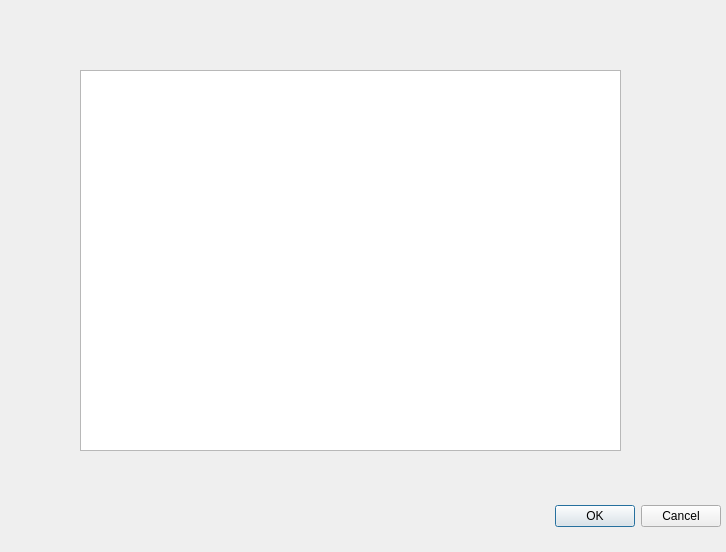
Old version of the form MantaMIDI/gui/padsettingsdialog.ui in the repository ssfrr/libmanta.
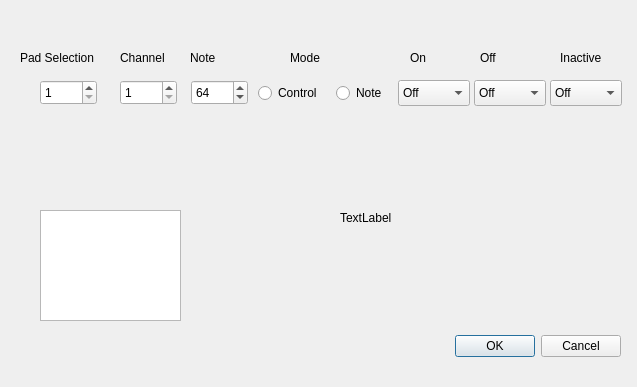
New version of the form.

The edit to the form file:
```diff
--- a/MantaMIDI/gui/padsettingsdialog.ui
+++ b/MantaMIDI/gui/padsettingsdialog.ui
@@ -6,8 +6,8 @@
    <rect>
     <x>0</x>
     <y>0</y>
-    <width>726</width>
-    <height>552</height>
+    <width>637</width>
+    <height>387</height>
    </rect>
   </property>
   <property name="windowTitle">
@@ -16,8 +16,8 @@
   <widget class="QDialogButtonBox" name="buttonBox">
    <property name="geometry">
     <rect>
-     <x>380</x>
-     <y>500</y>
+     <x>280</x>
+     <y>330</y>
      <width>341</width>
      <height>32</height>
     </rect>
@@ -32,13 +32,272 @@
   <widget class="QGraphicsView" name="graphicsView">
    <property name="geometry">
     <rect>
-     <x>80</x>
-     <y>70</y>
-     <width>541</width>
-     <height>381</height>
+     <x>40</x>
+     <y>210</y>
+     <width>141</width>
+     <height>111</height>
     </rect>
    </property>
   </widget>
+  <widget class="QSpinBox" name="padSelectionSpin">
+   <property name="geometry">
+    <rect>
+     <x>40</x>
+     <y>80</y>
+     <width>57</width>
+     <height>25</height>
+    </rect>
+   </property>
+   <property name="minimum">
+    <number>1</number>
+   </property>
+   <property name="maximum">
+    <number>48</number>
+   </property>
+  </widget>
+  <widget class="QLabel" name="label">
+   <property name="geometry">
+    <rect>
+     <x>20</x>
+     <y>50</y>
+     <width>91</width>
+     <height>16</height>
+    </rect>
+   </property>
+   <property name="text">
+    <string>Pad Selection</string>
+   </property>
+  </widget>
+  <widget class="QComboBox" name="padcolor_on">
+   <property name="geometry">
+    <rect>
+     <x>398</x>
+     <y>80</y>
+     <width>72</width>
+     <height>26</height>
+    </rect>
+   </property>
+   <item>
+    <property name="text">
+     <string extracomment="LEDs Off">Off</string>
+    </property>
+   </item>
+   <item>
+    <property name="text">
+     <string extracomment="LED Amber">Amber</string>
+    </property>
+   </item>
+   <item>
+    <property name="text">
+     <string extracomment="LED Red">Red</string>
+    </property>
+   </item>
+  </widget>
+  <widget class="QSpinBox" name="padNoteSpin">
+   <property name="geometry">
+    <rect>
+     <x>191</x>
+     <y>80</y>
+     <width>57</width>
+     <height>25</height>
+    </rect>
+   </property>
+   <property name="toolTip">
+    <string extracomment="Midi Value for Note, Controller Number for Control. 1 - 128, 0 to disable."/>
+   </property>
+   <property name="minimum">
+    <number>0</number>
+   </property>
+   <property name="maximum">
+    <number>128</number>
+   </property>
+   <property name="value">
+    <number>64</number>
+   </property>
+  </widget>
+  <widget class="QSpinBox" name="padChannelSpin">
+   <property name="geometry">
+    <rect>
+     <x>120</x>
+     <y>80</y>
+     <width>57</width>
+     <height>25</height>
+    </rect>
+   </property>
+   <property name="minimum">
+    <number>1</number>
+   </property>
+   <property name="maximum">
+    <number>16</number>
+   </property>
+  </widget>
+  <widget class="QRadioButton" name="padMode_note">
+   <property name="geometry">
+    <rect>
+     <x>336</x>
+     <y>83</y>
+     <width>55</width>
+     <height>20</height>
+    </rect>
+   </property>
+   <property name="text">
+    <string>Note</string>
+   </property>
+  </widget>
+  <widget class="QRadioButton" name="padMode_control">
+   <property name="geometry">
+    <rect>
+     <x>258</x>
+     <y>83</y>
+     <width>68</width>
+     <height>20</height>
+    </rect>
+   </property>
+   <property name="text">
+    <string>Control</string>
+   </property>
+  </widget>
+  <widget class="QComboBox" name="padcolor_off">
+   <property name="geometry">
+    <rect>
+     <x>474</x>
+     <y>80</y>
+     <width>72</width>
+     <height>26</height>
+    </rect>
+   </property>
+   <item>
+    <property name="text">
+     <string extracomment="LEDs Off">Off</string>
+    </property>
+   </item>
+   <item>
+    <property name="text">
+     <string extracomment="LED Amber">Amber</string>
+    </property>
+   </item>
+   <item>
+    <property name="text">
+     <string extracomment="LED Red">Red</string>
+    </property>
+   </item>
+  </widget>
+  <widget class="QComboBox" name="padcolor_inactive">
+   <property name="geometry">
+    <rect>
+     <x>550</x>
+     <y>80</y>
+     <width>72</width>
+     <height>26</height>
+    </rect>
+   </property>
+   <item>
+    <property name="text">
+     <string extracomment="LEDs Off">Off</string>
+    </property>
+   </item>
+   <item>
+    <property name="text">
+     <string extracomment="LED Amber">Amber</string>
+    </property>
+   </item>
+   <item>
+    <property name="text">
+     <string extracomment="LED Red">Red</string>
+    </property>
+   </item>
+  </widget>
+  <widget class="QLabel" name="label_2">
+   <property name="geometry">
+    <rect>
+     <x>120</x>
+     <y>50</y>
+     <width>62</width>
+     <height>16</height>
+    </rect>
+   </property>
+   <property name="text">
+    <string>Channel</string>
+   </property>
+  </widget>
+  <widget class="QLabel" name="label_3">
+   <property name="geometry">
+    <rect>
+     <x>190</x>
+     <y>50</y>
+     <width>51</width>
+     <height>16</height>
+    </rect>
+   </property>
+   <property name="text">
+    <string>Note</string>
+   </property>
+  </widget>
+  <widget class="QLabel" name="label_4">
+   <property name="geometry">
+    <rect>
+     <x>290</x>
+     <y>50</y>
+     <width>62</width>
+     <height>16</height>
+    </rect>
+   </property>
+   <property name="text">
+    <string>Mode</string>
+   </property>
+  </widget>
+  <widget class="QLabel" name="label_5">
+   <property name="geometry">
+    <rect>
+     <x>410</x>
+     <y>50</y>
+     <width>62</width>
+     <height>16</height>
+    </rect>
+   </property>
+   <property name="text">
+    <string>On</string>
+   </property>
+  </widget>
+  <widget class="QLabel" name="label_7">
+   <property name="geometry">
+    <rect>
+     <x>480</x>
+     <y>50</y>
+     <width>62</width>
+     <height>16</height>
+    </rect>
+   </property>
+   <property name="text">
+    <string>Off</string>
+   </property>
+  </widget>
+  <widget class="QLabel" name="label_8">
+   <property name="geometry">
+    <rect>
+     <x>560</x>
+     <y>50</y>
+     <width>62</width>
+     <height>16</height>
+    </rect>
+   </property>
+   <property name="text">
+    <string>Inactive</string>
+   </property>
+  </widget>
+  <widget class="QLabel" name="debugLbl">
+   <property name="geometry">
+    <rect>
+     <x>340</x>
+     <y>210</y>
+     <width>231</width>
+     <height>16</height>
+    </rect>
+   </property>
+   <property name="text">
+    <string>TextLabel</string>
+   </property>
+  </widget>
  </widget>
  <resources/>
  <connections>
```
Left out of the diff: 2 changed lines with no effect on the pictures.
